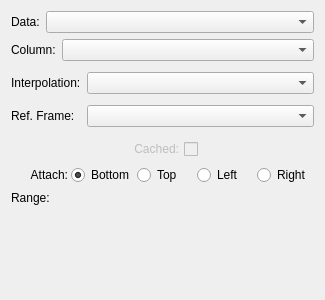
pkgw/casa, file code/plotms/Gui/PlotMSAxisWidget.ui: the form before one commit.
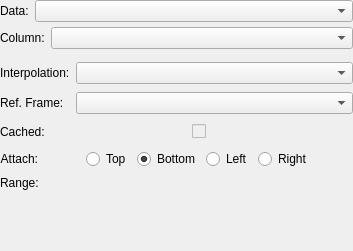
The form after the commit.

Commit message: CAS-8087 Fixed some PlotMS GUI display issues. Code clean-up.

```diff
--- a/code/plotms/Gui/PlotMSAxisWidget.ui
+++ b/code/plotms/Gui/PlotMSAxisWidget.ui
@@ -6,28 +6,56 @@
    <rect>
     <x>0</x>
     <y>0</y>
-    <width>325</width>
-    <height>300</height>
+    <width>353</width>
+    <height>251</height>
    </rect>
   </property>
   <property name="sizePolicy">
-   <sizepolicy hsizetype="Preferred" vsizetype="Expanding">
+   <sizepolicy hsizetype="Preferred" vsizetype="Preferred">
     <horstretch>0</horstretch>
     <verstretch>0</verstretch>
    </sizepolicy>
   </property>
+  <property name="minimumSize">
+   <size>
+    <width>0</width>
+    <height>0</height>
+   </size>
+  </property>
   <property name="maximumSize">
    <size>
-    <width>16777215</width>
-    <height>400</height>
+    <width>500</width>
+    <height>251</height>
    </size>
   </property>
   <property name="windowTitle">
    <string>PlotMS Axis Widget</string>
   </property>
-  <layout class="QVBoxLayout" name="verticalLayout_2">
-   <item>
-    <layout class="QHBoxLayout" name="horizontalLayout_2">
+  <property name="autoFillBackground">
+   <bool>false</bool>
+  </property>
+  <layout class="QVBoxLayout" name="verticalLayout">
+   <property name="spacing">
+    <number>1</number>
+   </property>
+   <property name="sizeConstraint">
+    <enum>QLayout::SetDefaultConstraint</enum>
+   </property>
+   <property name="margin">
+    <number>0</number>
+   </property>
+   <item alignment="Qt::AlignTop">
+    <widget class="QFrame" name="axisChooserFrame">
+     <property name="sizePolicy">
+      <sizepolicy hsizetype="Preferred" vsizetype="Fixed">
+       <horstretch>0</horstretch>
+       <verstretch>0</verstretch>
+      </sizepolicy>
+     </property>
+     <layout class="QHBoxLayout" name="axisChooserLayout">
+      <property name="margin">
+       <number>0</number>
+      </property>
      <item>
       <widget class="QLabel" name="axisLabel">
        <property name="text">
@@ -46,9 +74,20 @@
       </widget>
      </item>
     </layout>
+    </widget>
    </item>
-   <item>
+   <item alignment="Qt::AlignTop">
+    <widget class="QFrame" name="dataChooserFrame">
+     <property name="sizePolicy">
+      <sizepolicy hsizetype="Preferred" vsizetype="Fixed">
+       <horstretch>0</horstretch>
+       <verstretch>0</verstretch>
+      </sizepolicy>
+     </property>
     <layout class="QHBoxLayout" name="horizontalLayout_3">
+      <property name="margin">
+       <number>0</number>
+      </property>
      <item>
       <widget class="QLabel" name="dataLabel">
        <property name="sizePolicy">
@@ -69,8 +108,9 @@
       <widget class="QComboBox" name="dataChooser"/>
      </item>
     </layout>
+    </widget>
    </item>
-   <item>
+   <item alignment="Qt::AlignTop">
     <widget class="QFrame" name="dirParamsFrame">
      <property name="sizePolicy">
       <sizepolicy hsizetype="Preferred" vsizetype="Fixed">
@@ -91,6 +131,9 @@
       <enum>QFrame::Plain</enum>
      </property>
      <layout class="QGridLayout" name="dirParamsLayout">
+      <property name="verticalSpacing">
+       <number>1</number>
+      </property>
       <property name="margin">
        <number>0</number>
       </property>
@@ -104,7 +147,7 @@
       <item row="0" column="1">
        <widget class="QComboBox" name="interpChooser">
         <property name="sizePolicy">
-         <sizepolicy hsizetype="Expanding" vsizetype="Fixed">
+         <sizepolicy hsizetype="Expanding" vsizetype="Maximum">
           <horstretch>0</horstretch>
           <verstretch>0</verstretch>
          </sizepolicy>
@@ -131,16 +174,48 @@
      </layout>
     </widget>
    </item>
+   <item alignment="Qt::AlignTop">
+    <widget class="QFrame" name="inCacheFrame">
+     <property name="sizePolicy">
+      <sizepolicy hsizetype="Preferred" vsizetype="Fixed">
+       <horstretch>0</horstretch>
+       <verstretch>0</verstretch>
+      </sizepolicy>
+     </property>
+     <property name="autoFillBackground">
+      <bool>false</bool>
+     </property>
+     <property name="styleSheet">
+      <string notr="true"/>
+     </property>
+     <property name="frameShape">
+      <enum>QFrame::NoFrame</enum>
+     </property>
+     <layout class="QHBoxLayout" name="inCacheLayout">
+      <property name="spacing">
+       <number>0</number>
+      </property>
+      <property name="margin">
+       <number>0</number>
+      </property>
    <item>
-    <layout class="QHBoxLayout" name="horizontalLayout_4">
+       <widget class="QLabel" name="inCacheLabel">
+        <property name="text">
+         <string>Cached:</string>
+        </property>
+       </widget>
+      </item>
      <item>
-      <spacer name="horizontalSpacer_2">
+       <spacer name="inCacheLeftSpacer">
        <property name="orientation">
         <enum>Qt::Horizontal</enum>
        </property>
+        <property name="sizeType">
+         <enum>QSizePolicy::Expanding</enum>
+        </property>
        <property name="sizeHint" stdset="0">
         <size>
-         <width>40</width>
+          <width>100</width>
          <height>20</height>
         </size>
        </property>
@@ -161,27 +236,34 @@
         <enum>Qt::RightToLeft</enum>
        </property>
        <property name="text">
-        <string>Cached:</string>
+         <string/>
        </property>
       </widget>
      </item>
      <item>
-      <spacer name="horizontalSpacer">
+       <spacer name="inCacheRightSpacer">
        <property name="orientation">
         <enum>Qt::Horizontal</enum>
        </property>
        <property name="sizeHint" stdset="0">
         <size>
-         <width>40</width>
+          <width>136</width>
          <height>20</height>
         </size>
        </property>
       </spacer>
      </item>
     </layout>
+    </widget>
    </item>
-   <item>
+   <item alignment="Qt::AlignTop">
     <widget class="QFrame" name="attachFrame">
+     <property name="sizePolicy">
+      <sizepolicy hsizetype="Preferred" vsizetype="Fixed">
+       <horstretch>0</horstretch>
+       <verstretch>0</verstretch>
+      </sizepolicy>
+     </property>
      <property name="frameShape">
       <enum>QFrame::NoFrame</enum>
      </property>
@@ -190,7 +272,7 @@
      </property>
      <layout class="QHBoxLayout" name="horizontalLayout">
       <property name="spacing">
-       <number>3</number>
+       <number>6</number>
       </property>
       <property name="margin">
        <number>0</number>
@@ -220,6 +302,26 @@
         </property>
        </widget>
       </item>
+      <item>
+       <spacer name="attachSpacerLeft">
+        <property name="orientation">
+         <enum>Qt::Horizontal</enum>
+        </property>
+        <property name="sizeHint" stdset="0">
+         <size>
+          <width>6</width>
+          <height>20</height>
+         </size>
+        </property>
+       </spacer>
+      </item>
+      <item>
+       <widget class="QRadioButton" name="attachTop">
+        <property name="text">
+         <string>Top</string>
+        </property>
+       </widget>
+      </item>
       <item>
        <widget class="QRadioButton" name="attachBottom">
         <property name="text">
@@ -230,13 +332,6 @@
         </property>
        </widget>
       </item>
-      <item>
-       <widget class="QRadioButton" name="attachTop">
-        <property name="text">
-         <string>Top</string>
-        </property>
-       </widget>
-      </item>
       <item>
        <widget class="QRadioButton" name="attachLeft">
         <property name="text">
@@ -251,15 +346,66 @@
         </property>
        </widget>
       </item>
+      <item>
+       <spacer name="attachSpacerRight">
+        <property name="orientation">
+         <enum>Qt::Horizontal</enum>
+        </property>
+        <property name="sizeHint" stdset="0">
+         <size>
+          <width>6</width>
+          <height>20</height>
+         </size>
+        </property>
+       </spacer>
+      </item>
      </layout>
     </widget>
    </item>
-   <item>
-    <layout class="QHBoxLayout" name="horizontalLayout_5">
-     <item>
-      <layout class="QVBoxLayout" name="verticalLayout">
-       <item>
+   <item alignment="Qt::AlignTop">
+    <widget class="QFrame" name="rangeFrame">
+     <property name="sizePolicy">
+      <sizepolicy hsizetype="Preferred" vsizetype="Fixed">
+       <horstretch>0</horstretch>
+       <verstretch>0</verstretch>
+      </sizepolicy>
+     </property>
+     <property name="minimumSize">
+      <size>
+       <width>0</width>
+       <height>75</height>
+      </size>
+     </property>
+     <property name="maximumSize">
+      <size>
+       <width>16777215</width>
+       <height>75</height>
+      </size>
+     </property>
+     <property name="styleSheet">
+      <string notr="true"/>
+     </property>
+     <property name="frameShape">
+      <enum>QFrame::NoFrame</enum>
+     </property>
+     <property name="frameShadow">
+      <enum>QFrame::Plain</enum>
+     </property>
+     <layout class="QHBoxLayout" name="rangeFrameLayout">
+      <property name="spacing">
+       <number>0</number>
+      </property>
+      <property name="sizeConstraint">
+       <enum>QLayout::SetMaximumSize</enum>
+      </property>
+      <property name="margin">
+       <number>0</number>
+      </property>
+      <item alignment="Qt::AlignTop">
         <widget class="QLabel" name="rangeLabel">
+        <property name="styleSheet">
+         <string notr="true"># QLabel#rangeLabel { background-color: rgb(128,128,128); }</string>
+        </property>
          <property name="text">
           <string>Range:</string>
          </property>
@@ -271,44 +417,39 @@
          </property>
         </widget>
        </item>
-       <item>
-        <spacer name="verticalSpacer_2">
-         <property name="orientation">
-          <enum>Qt::Vertical</enum>
-         </property>
-         <property name="sizeHint" stdset="0">
-          <size>
-           <width>20</width>
-           <height>40</height>
-          </size>
-         </property>
-        </spacer>
-       </item>
-      </layout>
-     </item>
-     <item>
-      <widget class="QFrame" name="rangeFrame">
+      <item alignment="Qt::AlignTop">
+       <widget class="QFrame" name="rangeWidgetFrame">
        <property name="sizePolicy">
-        <sizepolicy hsizetype="Expanding" vsizetype="Preferred">
+         <sizepolicy hsizetype="Expanding" vsizetype="Fixed">
          <horstretch>0</horstretch>
          <verstretch>0</verstretch>
         </sizepolicy>
        </property>
+        <property name="minimumSize">
+         <size>
+          <width>60</width>
+          <height>75</height>
+         </size>
+        </property>
        <property name="maximumSize">
         <size>
          <width>16777215</width>
-         <height>225</height>
-        </size>
-       </property>
+          <height>75</height>
+         </size>
+        </property>
+        <property name="styleSheet">
+         <string notr="true"># background-color: rgb(209, 151, 255);</string>
+        </property>
        <property name="frameShape">
         <enum>QFrame::NoFrame</enum>
        </property>
        <property name="frameShadow">
-        <enum>QFrame::Raised</enum>
+         <enum>QFrame::Plain</enum>
        </property>
       </widget>
      </item>
     </layout>
+    </widget>
    </item>
   </layout>
  </widget>
```
Left out of the diff: 67 changed lines with no effect on the pictures. Lines whose indentation alone changed are shown as unchanged. The commit also changes 12 other files.
